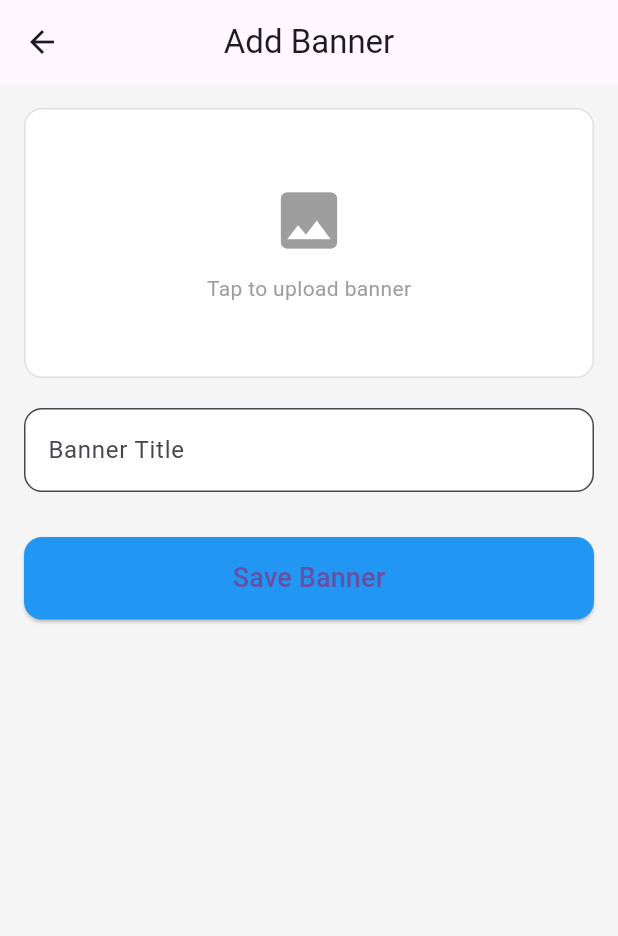
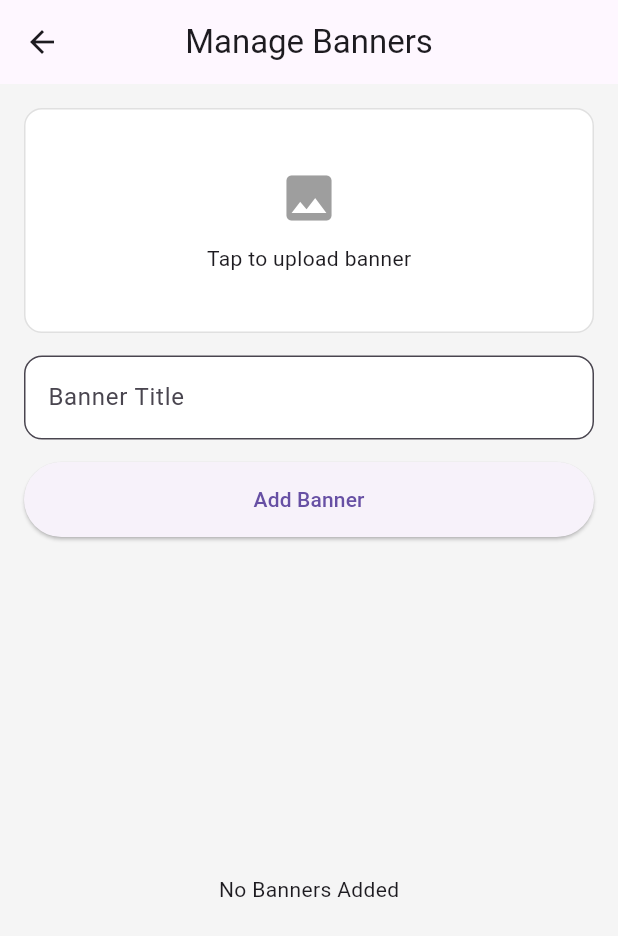
Before and after one commit to devipeaasad/vyoma_super_admin, a Flutter app: the AddBannerPage screen opened directly, after a tap on "Tap to upload banner", on a phone screen of 412 x 824 dp. Shown: the top 936 px of the screen. Run offline on Flutter 3.47's test engine with Material 3 defaults, Android fonts, the phone set to English and light mode, and no system bars; our stand-ins replace image_picker.

Commit message:
work in progress - banner feature

```diff
--- a/lib/main.dart
+++ b/lib/main.dart
@@ -15,6 +15,11 @@ class AdminApp extends StatelessWidget {
       debugShowCheckedModeBanner: false,
       title: 'Vyoma Super Admin',
 
+      theme: ThemeData(
+        useMaterial3: true,
+        primarySwatch: Colors.blue,
+      ),
+
       initialRoute: '/login',
 
       routes: {
--- a/lib/pages/add_banner_page.dart
+++ b/lib/pages/add_banner_page.dart
@@ -1,6 +1,16 @@
 import 'dart:io';
 import 'package:flutter/material.dart';
 import 'package:image_picker/image_picker.dart';
+
+class BannerModel {
+  File image;
+  String title;
+
+  BannerModel({
+    required this.image,
+    required this.title,
+  });
+}
 
 class AddBannerPage extends StatefulWidget {
   const AddBannerPage({super.key});
@@ -10,26 +20,52 @@ class AddBannerPage extends StatefulWidget {
 }
 
 class _AddBannerPageState extends State<AddBannerPage> {
-  File? bannerImage;
+  final List<BannerModel> banners = [];
+  final ImagePicker picker = ImagePicker();
+
   final TextEditingController titleController = TextEditingController();
+  File? selectedImage;
 
-  // Pick banner image
+  /// PICK IMAGE
   Future<void> pickBanner() async {
     final picked =
-        await ImagePicker().pickImage(source: ImageSource.gallery);
+        await picker.pickImage(source: ImageSource.gallery);
 
     if (picked != null) {
       setState(() {
-        bannerImage = File(picked.path);
+        selectedImage = File(picked.path);
       });
     }
   }
 
-  // Dummy save function (UI only)
-  void saveBanner() {
-    ScaffoldMessenger.of(context).showSnackBar(
-      const SnackBar(content: Text("Banner saved (UI design only)")),
-    );
+  /// ADD BANNER
+  void addBanner() {
+    if (selectedImage == null || titleController.text.isEmpty) {
+      ScaffoldMessenger.of(context).showSnackBar(
+        const SnackBar(content: Text("Please add image and title")),
+      );
+      return;
+    }
+
+    setState(() {
+      banners.add(
+        BannerModel(
+          image: selectedImage!,
+          title: titleController.text,
+        ),
+      );
+
+      // Clear input after adding
+      selectedImage = null;
+      titleController.clear();
+    });
+  }
+
+  /// DELETE BANNER
+  void deleteBanner(int index) {
+    setState(() {
+      banners.removeAt(index);
+    });
   }
 
   @override
@@ -38,9 +74,8 @@ class _AddBannerPageState extends State<AddBannerPage> {
       backgroundColor: Colors.grey[100],
 
       appBar: AppBar(
-        title: const Text("Add Banner"),
+        title: const Text("Manage Banners"),
         centerTitle: true,
-        elevation: 0,
       ),
 
       body: Padding(
@@ -48,40 +83,40 @@ class _AddBannerPageState extends State<AddBannerPage> {
         child: Column(
           children: [
 
-            // Banner Image Picker UI
+            /// IMAGE PICKER
             GestureDetector(
               onTap: pickBanner,
               child: Container(
-                height: 180,
+                height: 150,
                 width: double.infinity,
                 decoration: BoxDecoration(
                   color: Colors.white,
                   borderRadius: BorderRadius.circular(12),
                   border: Border.all(color: Colors.grey.shade300),
                 ),
-                child: bannerImage == null
+                child: selectedImage == null
                     ? Column(
                         mainAxisAlignment: MainAxisAlignment.center,
                         children: const [
-                          Icon(Icons.image, size: 50, color: Colors.grey),
+                          Icon(Icons.image,
+                              size: 40, color: Colors.grey),
                           SizedBox(height: 10),
-                          Text("Tap to upload banner",
-                              style: TextStyle(color: Colors.grey))
+                          Text("Tap to upload banner"),
                         ],
                       )
                     : ClipRRect(
                         borderRadius: BorderRadius.circular(12),
                         child: Image.file(
-                          bannerImage!,
+                          selectedImage!,
                           fit: BoxFit.cover,
                         ),
                       ),
               ),
             ),
 
-            const SizedBox(height: 20),
+            const SizedBox(height: 15),
 
-            // Banner Title Field
+            /// TITLE FIELD
             TextField(
               controller: titleController,
               decoration: InputDecoration(
@@ -94,25 +129,57 @@ class _AddBannerPageState extends State<AddBannerPage> {
               ),
             ),
 
-            const SizedBox(height: 30),
+            const SizedBox(height: 15),
 
-            // Save Button UI
+            /// ADD BUTTON
             SizedBox(
               width: double.infinity,
-              height: 55,
+              height: 50,
               child: ElevatedButton(
-                onPressed: saveBanner,
-                style: ElevatedButton.styleFrom(
-                  backgroundColor: Colors.blue,
-                  shape: RoundedRectangleBorder(
-                    borderRadius: BorderRadius.circular(12),
-                  ),
-                ),
-                child: const Text(
-                  "Save Banner",
-                  style: TextStyle(fontSize: 18),
-                ),
+                onPressed: addBanner,
+                child: const Text("Add Banner"),
               ),
+            ),
+
+            const SizedBox(height: 20),
+
+            /// BANNER LIST
+            Expanded(
+              child: banners.isEmpty
+                  ? const Center(
+                      child: Text("No Banners Added"),
+                    )
+                  : ListView.builder(
+                      itemCount: banners.length,
+                      itemBuilder: (context, index) {
+                        final banner = banners[index];
+
+                        return Card(
+                          margin:
+                              const EdgeInsets.only(bottom: 12),
+                          child: ListTile(
+                            leading: ClipRRect(
+                              borderRadius:
+                                  BorderRadius.circular(8),
+                              child: Image.file(
+                                banner.image,
+                                width: 60,
+                                height: 60,
+                                fit: BoxFit.cover,
+                              ),
+                            ),
+                            title: Text(banner.title),
+                            trailing: IconButton(
+                              icon:
+                                  const Icon(Icons.delete,
+                                      color: Colors.red),
+                              onPressed: () =>
+                                  deleteBanner(index),
+                            ),
+                          ),
+                        );
+                      },
+                    ),
             ),
           ],
         ),
```
Also changed, not shown: lib/pages/admin_home_page.dart (+34 -2 lines), lib/pages/manage_banners_page.dart (added, +102 -0 lines), pubspec.lock.
